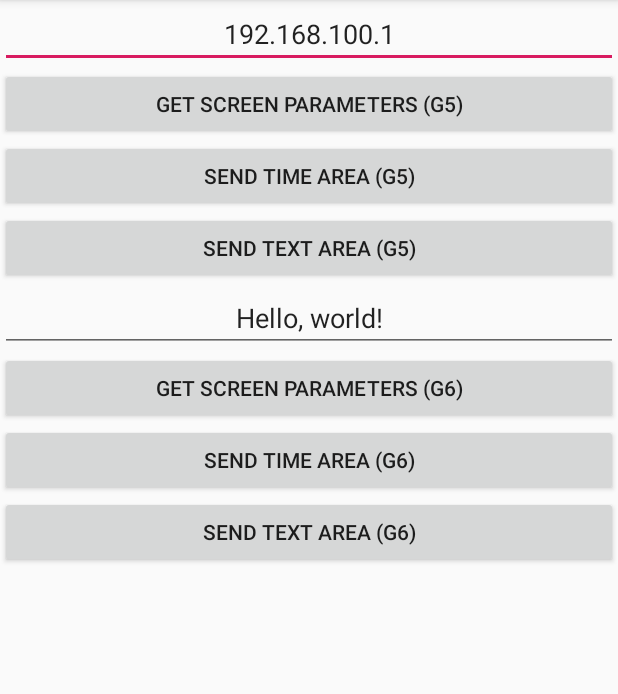
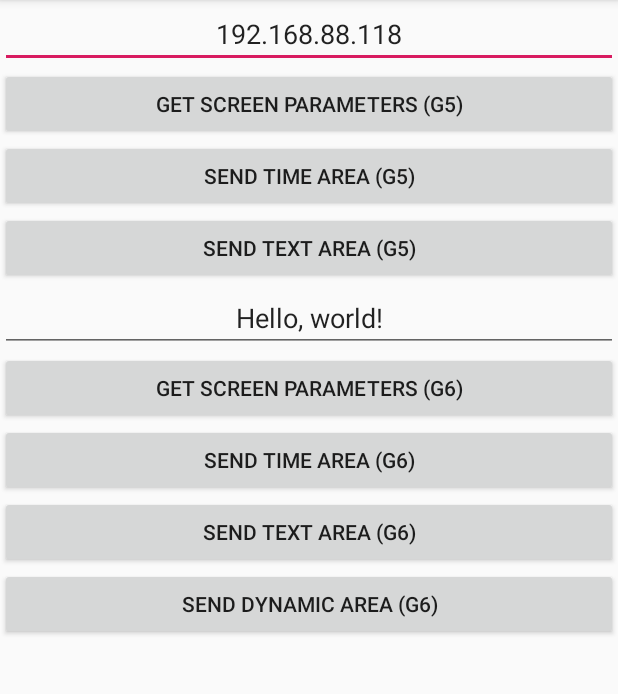
Before and after one commit to onbonlab/bx.dual.android, an Android app: the screen it shows after launch (MainActivity), on a phone screen of 412 x 824 dp, the part 84-778 px from its top. Run offline under Robolectric (Android 15) with nearby library versions, the phone set to English and light mode, and no system bars; libraries missing offline, so code that uses them is left out: j2a.awt; 5 statements that could not run were skipped.

Commit message:
添加 6Q 动态区 发送示例

```diff
--- a/app/src/main/java/com/onbonbx/demo/MainActivity.java
+++ b/app/src/main/java/com/onbonbx/demo/MainActivity.java
@@ -104,6 +104,21 @@ public class MainActivity extends AppCompatActivity {
                 }).start();
             }
         });
+
+
+        // 发送一个动态区
+        Button btnSendDynamicAreaG6 = findViewById(R.id.btn_send_dynamic_g6);
+        btnSendDynamicAreaG6.setOnClickListener(new View.OnClickListener() {
+            @Override
+            public void onClick(View v) {
+                new Thread(new Runnable() {
+                    @Override
+                    public void run() {
+                        BxG6Helper.sendDynamicAreaFor6Q(ip.getText().toString());
+                    }
+                }).start();
+            }
+        });
     }
 
 
--- a/app/src/main/res/layout/activity_main.xml
+++ b/app/src/main/res/layout/activity_main.xml
@@ -9,7 +9,7 @@
 
     <EditText
         android:id="@+id/ip"
-        android:text="192.168.100.1"
+        android:text="192.168.88.118"
         android:textAlignment="center"
         android:hint="IP Address"
         android:layout_width="match_parent"
@@ -61,4 +61,10 @@
         android:layout_width="match_parent"
         android:layout_height="wrap_content"/>
 
+    <Button
+        android:id="@+id/btn_send_dynamic_g6"
+        android:text="Send Dynamic Area (G6)"
+        android:layout_width="match_parent"
+        android:layout_height="wrap_content"/>
+
 </LinearLayout>
--- a/build.gradle
+++ b/build.gradle
@@ -7,7 +7,7 @@ buildscript {
         jcenter()
     }
     dependencies {
-        classpath 'com.android.tools.build:gradle:3.6.2'
+        classpath 'com.android.tools.build:gradle:4.1.0'
 
 
         // NOTE: Do not place your application dependencies here; they belong
```
Also changed, not shown: app/build.gradle (+12 -0 lines), app/src/main/java/com/onbonbx/demo/BxG6Helper.java (+73 -4 lines), app/libs/bx06.message-0.6.0-SNAPSHOT.jar, gradle/wrapper/gradle-wrapper.properties, 1 other file.
